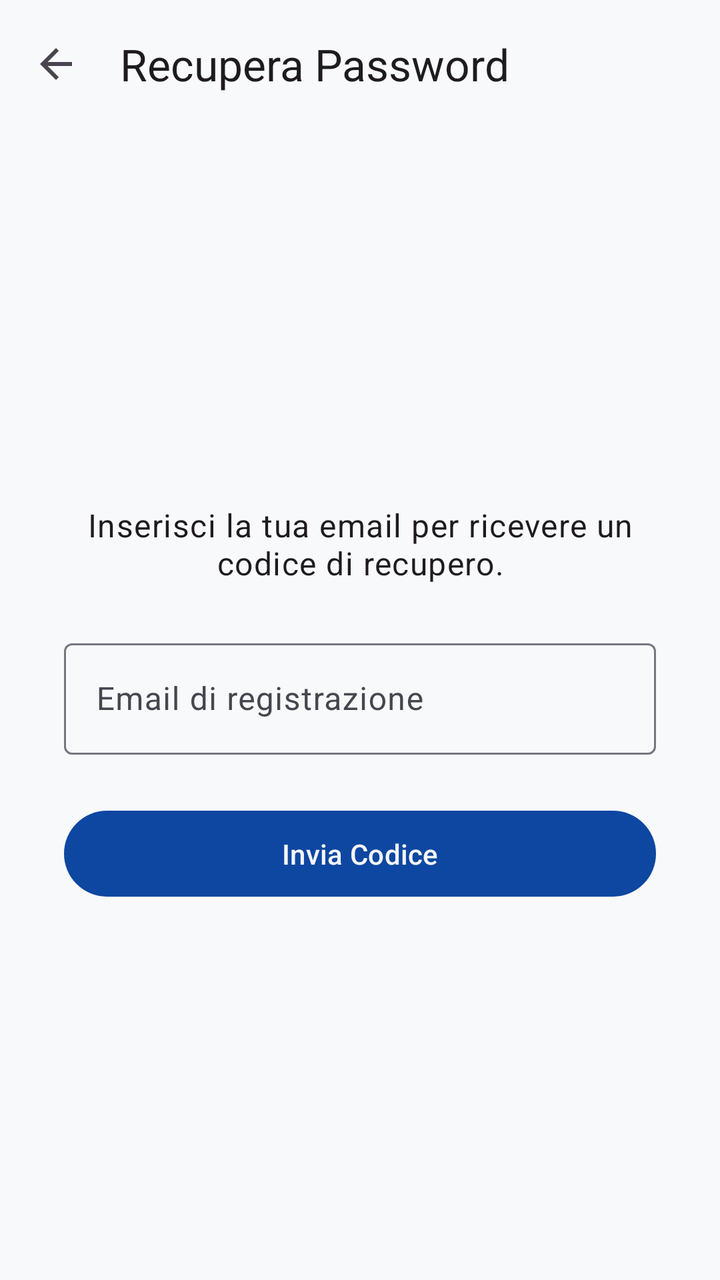
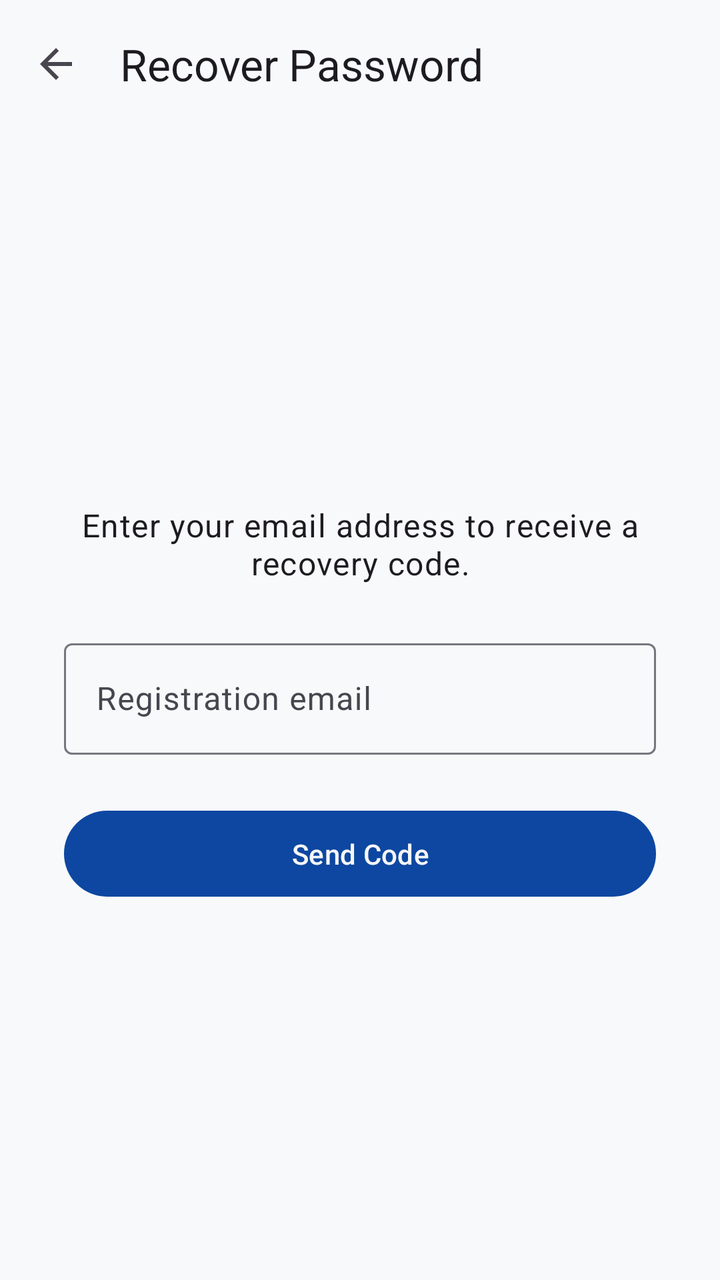

Before-and-after screenshots of an Android layout around one commit, followed by the original layout XML and the change that was made.
<!-- AndroidManifest.xml: application theme Theme.CryptionChat -->
<!-- res/layout/activity_forgot_password.xml -->
<?xml version="1.0" encoding="utf-8"?>

<androidx.coordinatorlayout.widget.CoordinatorLayout xmlns:android="http://schemas.android.com/apk/res/android"
    xmlns:app="http://schemas.android.com/apk/res-auto"
    xmlns:tools="http://schemas.android.com/tools"
    android:layout_width="match_parent"
    android:layout_height="match_parent"
    android:background="?attr/colorSurface"
    tools:context=".ForgotPasswordActivity">

    <com.google.android.material.appbar.AppBarLayout
        android:layout_width="match_parent"
        android:layout_height="wrap_content"
        android:background="?attr/colorSurface">

        <com.google.android.material.appbar.MaterialToolbar
            android:id="@+id/toolbar"
            android:layout_width="match_parent"
            android:layout_height="?attr/actionBarSize"
            app:navigationIcon="@drawable/ic_arrow_back"
            app:title="Recupera Password" />

    </com.google.android.material.appbar.AppBarLayout>

    <LinearLayout
        android:layout_width="match_parent"
        android:layout_height="match_parent"
        android:orientation="vertical"
        android:padding="32dp"
        android:gravity="center"
        app:layout_behavior="@string/appbar_scrolling_view_behavior">

        <TextView
            android:layout_width="wrap_content"
            android:layout_height="wrap_content"
            android:text="Inserisci la tua email per ricevere un codice di recupero."
            android:textAppearance="?attr/textAppearanceBodyLarge"
            android:gravity="center"
            android:layout_marginBottom="24dp"/>

        <com.google.android.material.textfield.TextInputLayout
            style="@style/Widget.Material3.TextInputLayout.OutlinedBox"
            android:layout_width="match_parent"
            android:layout_height="wrap_content"
            android:layout_marginBottom="24dp"
            android:hint="Email di registrazione">

            <com.google.android.material.textfield.TextInputEditText
                android:id="@+id/editTextEmail"
                android:layout_width="match_parent"
                android:layout_height="wrap_content"
                android:inputType="textEmailAddress" />

        </com.google.android.material.textfield.TextInputLayout>

        <com.google.android.material.button.MaterialButton
            android:id="@+id/buttonSendCode"
            android:layout_width="match_parent"
            android:layout_height="wrap_content"
            android:paddingVertical="12dp"
            android:text="Invia Codice"/>

    </LinearLayout>
</androidx.coordinatorlayout.widget.CoordinatorLayout>
<!-- resources referenced by this layout -->
<resources>
  <!-- drawable ic_arrow_back (drawable) -->
  <vector xmlns:android="http://schemas.android.com/apk/res/android"
      android:width="24dp"
      android:height="24dp"
      android:viewportWidth="24"
      android:viewportHeight="24"
      android:tint="?attr/colorControlNormal">
      <path
          android:fillColor="@android:color/white"
          android:pathData="M20,11H7.83l5.59,-5.59L12,4l-8,8 8,8 1.41,-1.41L7.83,13H20v-2z"/>
  </vector>
  <color name="primary_light">#0D47A1</color>
  <color name="primary_container_light">#D4E3FF</color>
  <color name="on_primary_container_light">#001C3A</color>
  <color name="secondary_light">#546E7A</color>
  <color name="on_secondary_light">#FFFFFF</color>
  <color name="secondary_container_light">#DAE2E9</color>
  <color name="on_secondary_container_light">#121F26</color>
  <color name="tertiary_light">#455A64</color>
  <color name="on_tertiary_light">#FFFFFF</color>
  <color name="tertiary_container_light">#CFD8DC</color>
  <color name="error_light">#BA1A1A</color>
  <color name="on_error_light">#FFFFFF</color>
  <color name="error_container_light">#FFDAD6</color>
  <color name="on_error_container_light">#410002</color>
  <color name="background_light">#F8F9FA</color>
  <color name="on_background_light">#191C20</color>
  <color name="surface_light">#F8F9FA</color>
  <color name="on_surface_light">#191C20</color>
  <color name="surface_variant_light">#E0E2E5</color>
  <color name="on_surface_variant_light">#44474E</color>
  <color name="outline_light">#74777F</color>
  <color name="outline_variant_light">#C4C6CF</color>
  <color name="inverse_surface_light">#2F3033</color>
  <color name="inverse_on_surface_light">#F1F0F4</color>
  <color name="inverse_primary_light">#AEC6FF</color>
  <style name="Widget.App.NavigationView" parent="Widget.Material3.NavigationView">
          
          <item name="itemShapeInsetStart">12dp</item>
          <item name="itemShapeInsetEnd">12dp</item>
          
          <item name="itemShapeAppearanceOverlay">@style/ShapeAppearance.Material3.Corner.Full</item>
      </style>
  <style name="ActivityAnimation" parent="@android:style/Animation.Activity">
          <item name="android:activityOpenEnterAnimation">@anim/slide_in_right</item>
          <item name="android:activityOpenExitAnimation">@anim/slide_out_left</item>
          <item name="android:activityCloseEnterAnimation">@anim/slide_in_left</item>
          <item name="android:activityCloseExitAnimation">@anim/slide_out_right</item>
      </style>
  <!-- unchanged entries left out for length: 1 -->
</resources>

<!-- the commit's change to res/layout/activity_forgot_password.xml (unified diff, before → after) -->
@@ -18,7 +18,7 @@
             android:layout_width="match_parent"
             android:layout_height="?attr/actionBarSize"
             app:navigationIcon="@drawable/ic_arrow_back"
-            app:title="Recupera Password" />
+            app:title="@string/title_forgot_password" />
 
     </com.google.android.material.appbar.AppBarLayout>
 
@@ -33,7 +33,7 @@
         <TextView
             android:layout_width="wrap_content"
             android:layout_height="wrap_content"
-            android:text="Inserisci la tua email per ricevere un codice di recupero."
+            android:text="@string/forgot_password_desc"
             android:textAppearance="?attr/textAppearanceBodyLarge"
             android:gravity="center"
             android:layout_marginBottom="24dp"/>
@@ -43,7 +43,7 @@
             android:layout_width="match_parent"
             android:layout_height="wrap_content"
             android:layout_marginBottom="24dp"
-            android:hint="Email di registrazione">
+            android:hint="@string/hint_registration_email">
 
             <com.google.android.material.textfield.TextInputEditText
                 android:id="@+id/editTextEmail"
@@ -58,7 +58,7 @@
             android:layout_width="match_parent"
             android:layout_height="wrap_content"
             android:paddingVertical="12dp"
-            android:text="Invia Codice"/>
+            android:text="@string/action_send_code"/>
 
     </LinearLayout>
 </androidx.coordinatorlayout.widget.CoordinatorLayout>
<!-- resource entries referenced after the edit -->
@@ -11,6 +11,10 @@
           android:fillColor="@android:color/white"
           android:pathData="M20,11H7.83l5.59,-5.59L12,4l-8,8 8,8 1.41,-1.41L7.83,13H20v-2z"/>
   </vector>
+  <string name="action_send_code">Send Code</string>
+  <string name="forgot_password_desc">Enter your email address to receive a recovery code.</string>
+  <string name="hint_registration_email">Registration email</string>
+  <string name="title_forgot_password">Recover Password</string>
   <color name="primary_light">#0D47A1</color>
   <color name="primary_container_light">#D4E3FF</color>
   <color name="on_primary_container_light">#001C3A</color>
